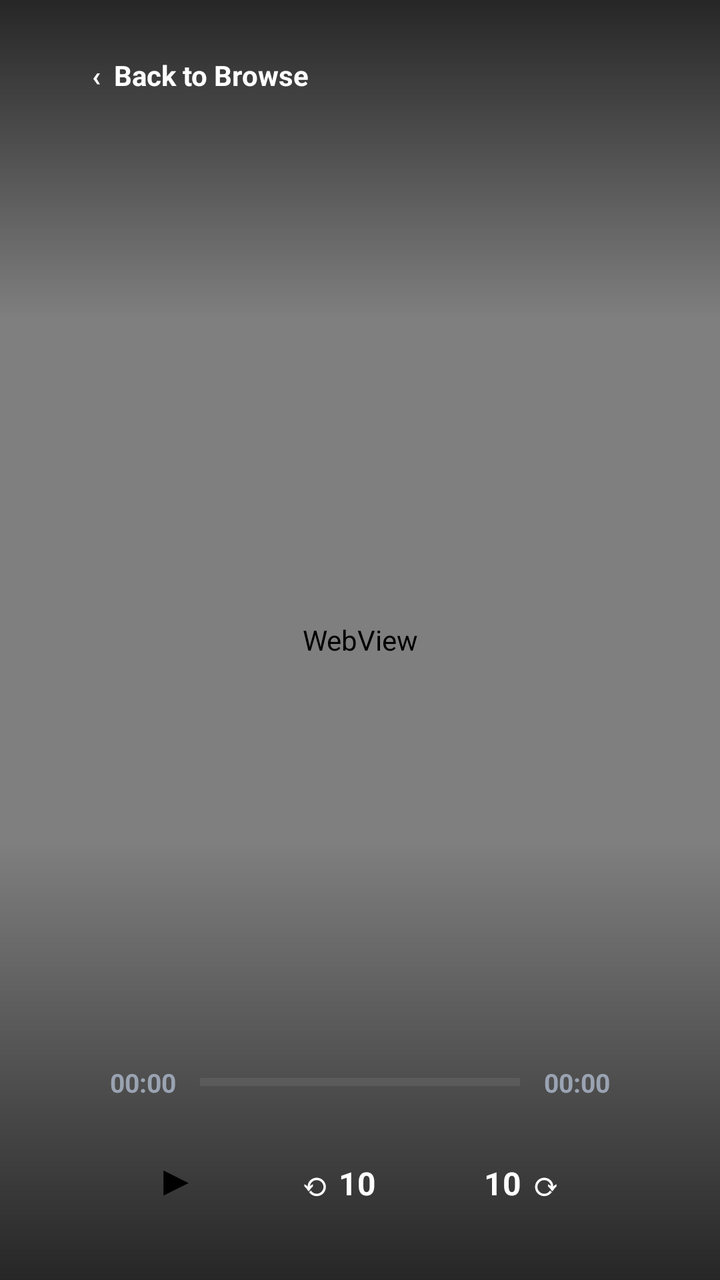
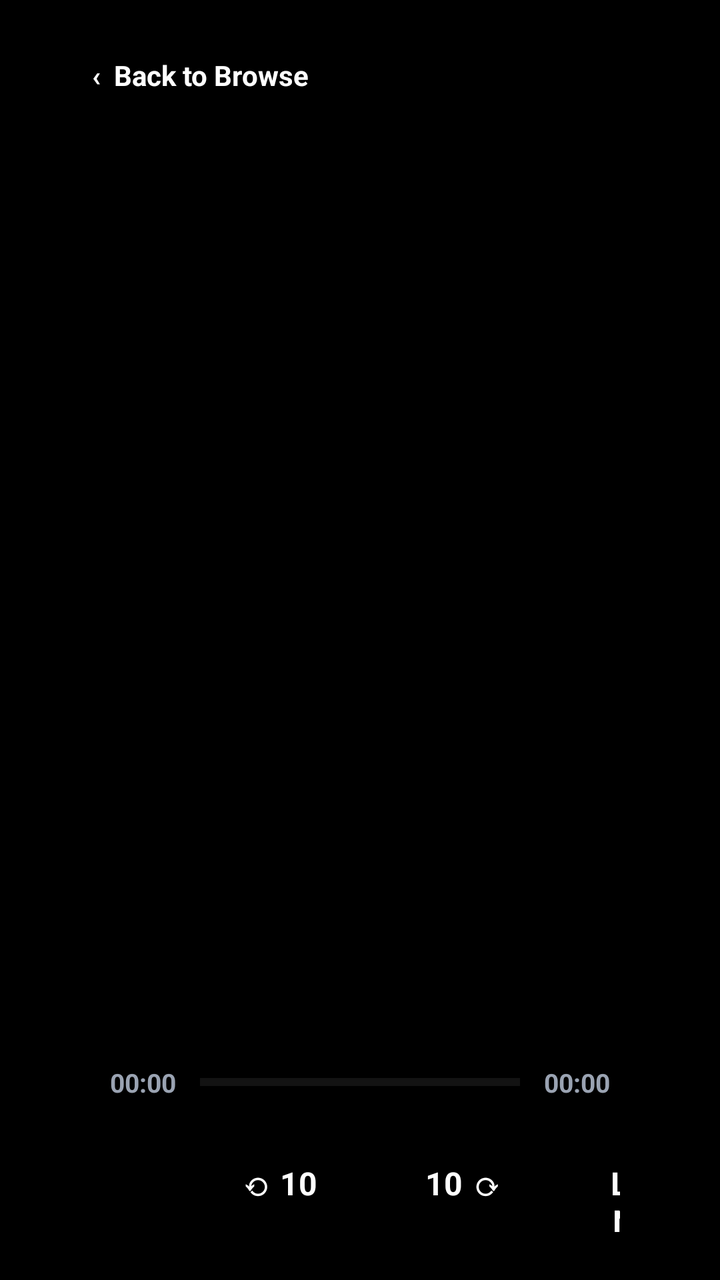

The first picture is an Android layout as it rendered before a commit; the second is the same layout after the commit. The layout source and the unified diff follow.
<!-- AndroidManifest.xml: activity theme Theme.SCViewer -->
<!-- res/layout/activity_player.xml -->
<?xml version="1.0" encoding="utf-8"?>
<FrameLayout xmlns:android="http://schemas.android.com/apk/res/android"
    android:layout_width="match_parent"
    android:layout_height="match_parent"
    android:background="@color/black">

    <WebView
        android:id="@+id/playerWeb"
        android:layout_width="match_parent"
        android:layout_height="match_parent" />

    
    <View
        android:layout_width="match_parent"
        android:layout_height="160dp"
        android:layout_gravity="top"
        android:background="@drawable/player_gradient_top" />

    
    <LinearLayout
        android:id="@+id/playerTopBar"
        android:layout_width="match_parent"
        android:layout_height="wrap_content"
        android:layout_gravity="top"
        android:orientation="horizontal"
        android:paddingStart="28dp"
        android:paddingTop="18dp"
        android:paddingEnd="28dp"
        android:paddingBottom="8dp">

        <TextView
            android:id="@+id/playerBack"
            android:layout_width="wrap_content"
            android:layout_height="wrap_content"
            android:background="@drawable/player_focus"
            android:paddingStart="18dp"
            android:paddingTop="10dp"
            android:paddingEnd="18dp"
            android:paddingBottom="10dp"
            android:text="‹  Back to Browse"
            android:textColor="@color/white"
            android:textSize="14sp"
            android:textStyle="bold" />
    </LinearLayout>

    <LinearLayout
        android:layout_width="match_parent"
        android:layout_height="wrap_content"
        android:layout_gravity="top"
        android:orientation="vertical"
        android:paddingTop="18dp">

        <TextView
            android:id="@+id/playerTitle"
            android:layout_width="match_parent"
            android:layout_height="wrap_content"
            android:gravity="center"
            android:textColor="@color/white"
            android:textSize="20sp"
            android:textStyle="bold" />

        <TextView
            android:id="@+id/playerEpisode"
            android:layout_width="match_parent"
            android:layout_height="wrap_content"
            android:gravity="center"
            android:textColor="@color/sc_text_secondary"
            android:textSize="13sp" />
    </LinearLayout>

    
    <View
        android:layout_width="match_parent"
        android:layout_height="220dp"
        android:layout_gravity="bottom"
        android:background="@drawable/player_gradient_bottom" />

    
    <TextView
        android:id="@+id/playerSkipIntro"
        android:layout_width="wrap_content"
        android:layout_height="wrap_content"
        android:layout_gravity="bottom|end"
        android:layout_marginEnd="28dp"
        android:layout_marginBottom="150dp"
        android:background="@drawable/player_focus"
        android:paddingStart="22dp"
        android:paddingTop="12dp"
        android:paddingEnd="22dp"
        android:paddingBottom="12dp"
        android:text="Skip Intro  ▸▸"
        android:textColor="@color/black"
        android:textSize="14sp"
        android:textStyle="bold"
        android:backgroundTint="@color/white"
        android:visibility="gone" />

    
    <LinearLayout
        android:id="@+id/playerNextCard"
        android:layout_width="wrap_content"
        android:layout_height="wrap_content"
        android:layout_gravity="bottom|end"
        android:layout_marginEnd="28dp"
        android:layout_marginBottom="150dp"
        android:background="@drawable/player_pill"
        android:orientation="vertical"
        android:padding="18dp"
        android:visibility="gone">

        <TextView
            android:id="@+id/playerNextLabel"
            android:layout_width="wrap_content"
            android:layout_height="wrap_content"
            android:text="Up Next"
            android:textColor="@color/sc_text_secondary"
            android:textSize="11sp"
            android:textStyle="bold" />

        <TextView
            android:id="@+id/playerNextTitle"
            android:layout_width="wrap_content"
            android:layout_height="wrap_content"
            android:layout_marginTop="4dp"
            android:textColor="@color/white"
            android:textSize="15sp"
            android:textStyle="bold" />

        <LinearLayout
            android:layout_width="wrap_content"
            android:layout_height="wrap_content"
            android:layout_marginTop="12dp"
            android:orientation="horizontal">

            <TextView
                android:id="@+id/playerNextPlay"
                android:layout_width="wrap_content"
                android:layout_height="wrap_content"
                android:background="@drawable/player_focus"
                android:paddingStart="16dp"
                android:paddingTop="9dp"
                android:paddingEnd="16dp"
                android:paddingBottom="9dp"
                android:text="▶  Play Now"
                android:textColor="@color/black"
                android:textSize="13sp"
                android:textStyle="bold"
                android:backgroundTint="@color/white" />

            <TextView
                android:id="@+id/playerNextCancel"
                android:layout_width="wrap_content"
                android:layout_height="wrap_content"
                android:layout_marginStart="10dp"
                android:background="@drawable/player_focus"
                android:paddingStart="16dp"
                android:paddingTop="9dp"
                android:paddingEnd="16dp"
                android:paddingBottom="9dp"
                android:text="Cancel"
                android:textColor="@color/white"
                android:textSize="13sp"
                android:textStyle="bold" />
        </LinearLayout>
    </LinearLayout>

    
    <LinearLayout
        android:id="@+id/playerBottomBar"
        android:layout_width="match_parent"
        android:layout_height="wrap_content"
        android:layout_gravity="bottom"
        android:orientation="vertical"
        android:paddingStart="32dp"
        android:paddingEnd="32dp"
        android:paddingBottom="24dp">

        <LinearLayout
            android:layout_width="match_parent"
            android:layout_height="wrap_content"
            android:gravity="center_vertical"
            android:orientation="horizontal">

            <TextView
                android:id="@+id/playerTimeCur"
                android:layout_width="56dp"
                android:layout_height="wrap_content"
                android:gravity="end"
                android:text="00:00"
                android:textColor="@color/sc_text_secondary"
                android:textSize="13sp"
                android:textStyle="bold" />

            <ProgressBar
                android:id="@+id/playerScrubber"
                style="?android:attr/progressBarStyleHorizontal"
                android:layout_width="0dp"
                android:layout_height="wrap_content"
                android:layout_marginStart="12dp"
                android:layout_marginEnd="12dp"
                android:layout_weight="1"
                android:max="100"
                android:progressBackgroundTint="#40FFFFFF"
                android:progressTint="@color/sc_accent" />

            <TextView
                android:id="@+id/playerTimeTot"
                android:layout_width="56dp"
                android:layout_height="wrap_content"
                android:text="00:00"
                android:textColor="@color/sc_text_secondary"
                android:textSize="13sp"
                android:textStyle="bold" />
        </LinearLayout>

        <LinearLayout
            android:layout_width="wrap_content"
            android:layout_height="wrap_content"
            android:layout_gravity="center_horizontal"
            android:layout_marginTop="14dp"
            android:orientation="horizontal">

            <TextView
                android:id="@+id/playerPlay"
                android:layout_width="52dp"
                android:layout_height="52dp"
                android:background="@drawable/player_focus"
                android:backgroundTint="@color/white"
                android:gravity="center"
                android:text="▶"
                android:textColor="@color/black"
                android:textSize="20sp"
                android:textStyle="bold" />

            <TextView
                android:id="@+id/playerRew"
                android:layout_width="wrap_content"
                android:layout_height="52dp"
                android:layout_marginStart="18dp"
                android:background="@drawable/player_focus"
                android:gravity="center"
                android:paddingStart="18dp"
                android:paddingEnd="18dp"
                android:text="⟲ 10"
                android:textColor="@color/white"
                android:textSize="16sp"
                android:textStyle="bold" />

            <TextView
                android:id="@+id/playerFfw"
                android:layout_width="wrap_content"
                android:layout_height="52dp"
                android:layout_marginStart="18dp"
                android:background="@drawable/player_focus"
                android:gravity="center"
                android:paddingStart="18dp"
                android:paddingEnd="18dp"
                android:text="10 ⟳"
                android:textColor="@color/white"
                android:textSize="16sp"
                android:textStyle="bold" />
        </LinearLayout>
    </LinearLayout>
</FrameLayout>
<!-- resources referenced by this layout -->
<resources>
  <color name="black">#FF000000</color>
  <color name="sc_accent">@color/sctv_accent</color>
  <color name="sc_text_secondary">@color/sctv_text_secondary</color>
  <color name="white">#FFFFFFFF</color>
  <!-- drawable player_focus (drawable) -->
  <?xml version="1.0" encoding="utf-8"?>
  <selector xmlns:android="http://schemas.android.com/apk/res/android">
      <item android:state_focused="true">
          <layer-list>
              <item>
                  <shape android:shape="rectangle">
                      <solid android:color="#33FFFFFF" />
                      <corners android:radius="12dp" />
                  </shape>
              </item>
              <item>
                  <shape android:shape="rectangle">
                      <stroke android:width="3dp" android:color="#FFFFFFFF" />
                      <corners android:radius="12dp" />
                  </shape>
              </item>
          </layer-list>
      </item>
      <item>
          <shape android:shape="rectangle">
              <solid android:color="@color/transparent" />
              <corners android:radius="12dp" />
          </shape>
      </item>
  </selector>
  <!-- drawable player_gradient_bottom (drawable) -->
  <?xml version="1.0" encoding="utf-8"?>
  <shape xmlns:android="http://schemas.android.com/apk/res/android" android:shape="rectangle">
      <gradient android:angle="90" android:startColor="#B3000000" android:endColor="#00000000" />
  </shape>
  <!-- drawable player_gradient_top (drawable) -->
  <?xml version="1.0" encoding="utf-8"?>
  <shape xmlns:android="http://schemas.android.com/apk/res/android" android:shape="rectangle">
      <gradient android:angle="270" android:startColor="#B3000000" android:endColor="#00000000" />
  </shape>
  <!-- drawable player_pill (drawable) -->
  <?xml version="1.0" encoding="utf-8"?>
  <shape xmlns:android="http://schemas.android.com/apk/res/android" android:shape="rectangle">
      <solid android:color="#66000000" />
      <corners android:radius="12dp" />
      <stroke android:width="1dp" android:color="#26FFFFFF" />
  </shape>
  <style name="Theme.SCViewer" parent="Theme.AppCompat.NoActionBar">
          <item name="android:windowBackground">@color/sctv_bg_obsidian</item>
          <item name="android:colorBackground">@color/sctv_bg_obsidian</item>
          <item name="android:windowNoTitle">true</item>
          <item name="android:windowActionBar">false</item>
          <item name="android:windowFullscreen">true</item>
          <item name="android:windowContentTransitions">false</item>
          <item name="colorPrimary">@color/sctv_accent</item>
          <item name="colorPrimaryDark">@color/sctv_bg_obsidian</item>
          <item name="colorAccent">@color/sctv_accent</item>
          <item name="android:textColorPrimary">@color/sctv_text_primary</item>
          <item name="android:textColorSecondary">@color/sctv_text_secondary</item>
      </style>
  <color name="sctv_accent">#FFE50914</color>
  <color name="sctv_text_secondary">#FF9AA3B2</color>
  <color name="transparent">#00000000</color>
  <color name="sctv_bg_obsidian">#FF08090C</color>
  <color name="sctv_text_primary">#FFF5F7FA</color>
</resources>

<!-- the commit's change to res/layout/activity_player.xml (unified diff, before → after) -->
@@ -8,6 +8,13 @@
         android:id="@+id/playerWeb"
         android:layout_width="match_parent"
         android:layout_height="match_parent" />
+
+    
+    <View
+        android:id="@+id/playerBlackout"
+        android:layout_width="match_parent"
+        android:layout_height="match_parent"
+        android:background="@color/black" />
 
     
     <View
@@ -259,6 +266,21 @@
                 android:textColor="@color/white"
                 android:textSize="16sp"
                 android:textStyle="bold" />
+
+            
+            <TextView
+                android:id="@+id/playerLang"
+                android:layout_width="wrap_content"
+                android:layout_height="52dp"
+                android:layout_marginStart="18dp"
+                android:background="@drawable/player_focus"
+                android:gravity="center"
+                android:paddingStart="18dp"
+                android:paddingEnd="18dp"
+                android:text="LINGUA"
+                android:textColor="@color/white"
+                android:textSize="16sp"
+                android:textStyle="bold" />
         </LinearLayout>
     </LinearLayout>
 </FrameLayout>
